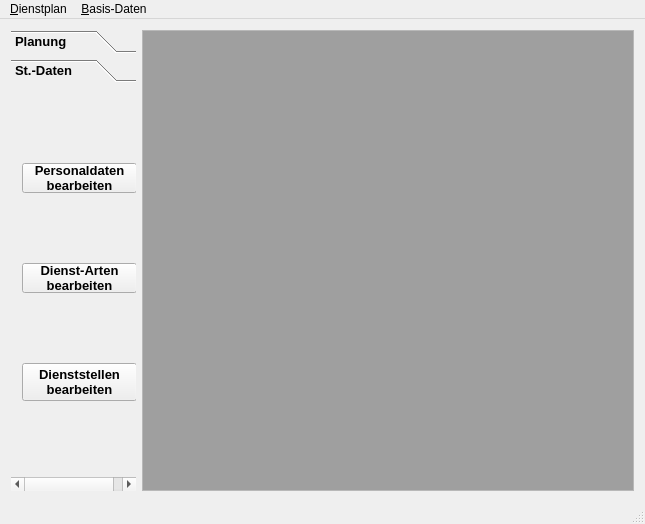
The window that cmainwindow.ui (joergpauly/megaroster) describes before a commit, drawn with Qt 5.
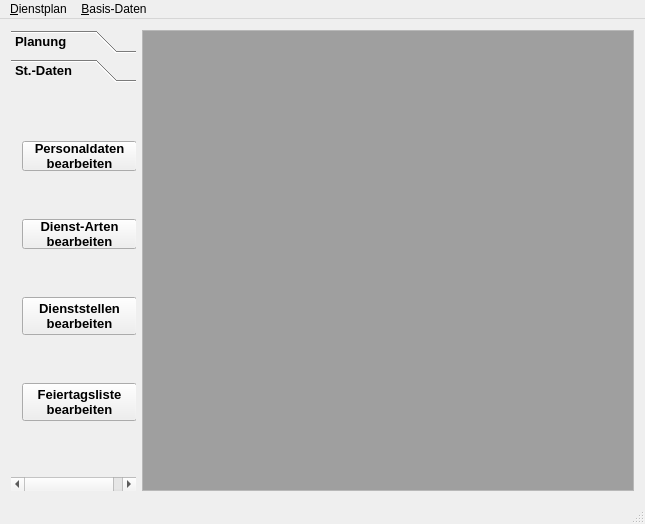
The same window after the commit. The open tabs and pages were chosen to show the change. Icons and pictures are not drawn.

Commit message: Implentierung CHolidayEdit. (Nur noch Löschen implementieren)

Diff of the .ui file:
```diff
--- a/cmainwindow.ui
+++ b/cmainwindow.ui
@@ -163,7 +163,7 @@
          <x>0</x>
          <y>0</y>
          <width>133</width>
-         <height>393</height>
+         <height>385</height>
         </rect>
        </property>
        <property name="font">
@@ -232,6 +232,14 @@
           </property>
          </widget>
         </item>
+        <item>
+         <widget class="QPushButton" name="cmdHolidayEdit">
+          <property name="text">
+           <string>Feiertagsliste
+bearbeiten</string>
+          </property>
+         </widget>
+        </item>
        </layout>
       </widget>
      </widget>
```
Left out of the diff: 10 changed lines with no effect on the pictures. The commit also changes 10 other files.
